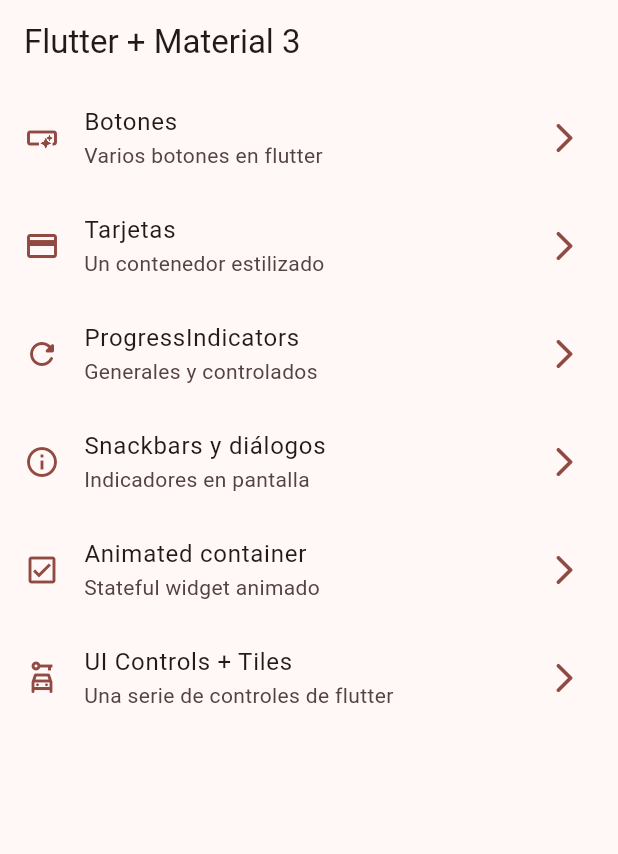
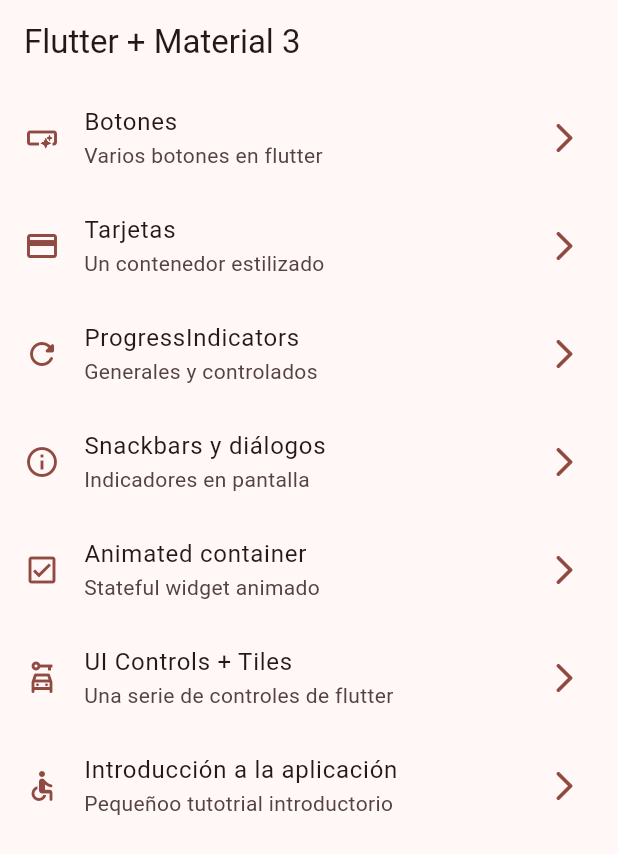
Before and after one commit to AlexhHr23/widgets_app, a Flutter app: the screen it shows after launch, on a phone screen of 412 x 824 dp. Shown: the top 854 px of the screen. Run offline on Flutter 3.47's test engine with Material 3 defaults, Android fonts, the phone set to English and light mode, and no system bars; our stand-ins replace go_router.

Commit message:
Tutorial screen added

```diff
--- a/lib/config/menu/menu_items.dart
+++ b/lib/config/menu/menu_items.dart
@@ -51,4 +51,10 @@ const appMenuItems = <MenuItem>[
     link: '/ui-controls',
     icon: Icons.car_rental_outlined
   ),
+  MenuItem(
+    title: 'Introducción a la aplicación',
+    subTitle: 'Pequeñoo tutotrial introductorio',
+    link: '/tutorial',
+    icon: Icons.accessible_rounded
+  ),
 ];
--- a/lib/config/router/app_router.dart
+++ b/lib/config/router/app_router.dart
@@ -40,5 +40,10 @@ final appRouter = GoRouter(
       name: UIControlsScreen.name,
       builder: (context, state) => const UIControlsScreen(),
     ),
+    GoRoute(
+      path: '/tutorial',
+      name: AppTutorialScreen.name,
+      builder: (context, state) => const AppTutorialScreen(),
+    ),
   ],
 );
--- a/lib/presentation/screens/app_tutorial/app_tutorial_screen.dart
+++ b/lib/presentation/screens/app_tutorial/app_tutorial_screen.dart
@@ -8,6 +8,10 @@ class AppTutorialScreen extends StatelessWidget {
 
   @override
   Widget build(BuildContext context) {
-    return Container();
+    return Scaffold(
+      appBar: AppBar(
+        title: const Text('Tutorial Screen'),
+      ),
+    );
   }
 }
```
